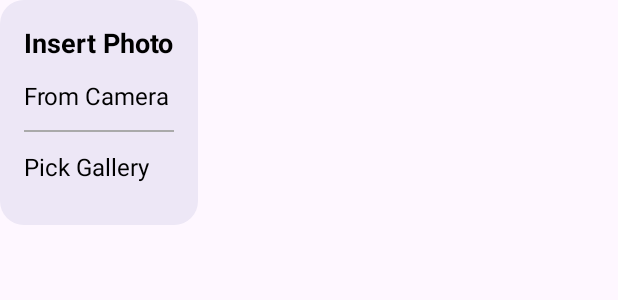
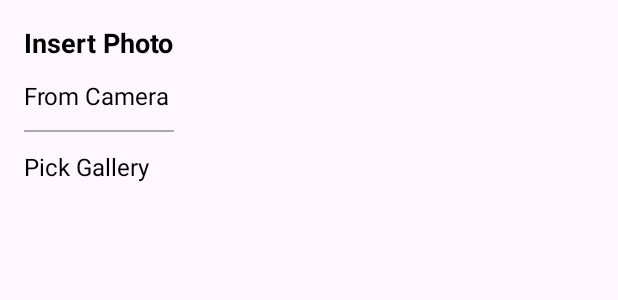
Before and after one commit to mufti-1448/Collaboration-Project, an Android app: the layout dialog_insert_photo.xml on its own in the app's theme, with its tools: preview values and no code run, on a phone screen of 412 x 824 dp. Shown: the top 300 px of the screen. Run offline under Robolectric (Android 15) with nearby library versions, the phone set to English and light mode, and no system bars.

Commit message:
Edit Dialog

```diff
--- a/app/src/main/res/layout/dialog_insert_photo.xml
+++ b/app/src/main/res/layout/dialog_insert_photo.xml
@@ -4,7 +4,7 @@
     android:layout_height="wrap_content"
     android:orientation="vertical"
     android:padding="16dp"
-
+    android:backgroundTint="@android:color/transparent"
     android:background="@drawable/rounded_dialog_background">
 
     <TextView
```
